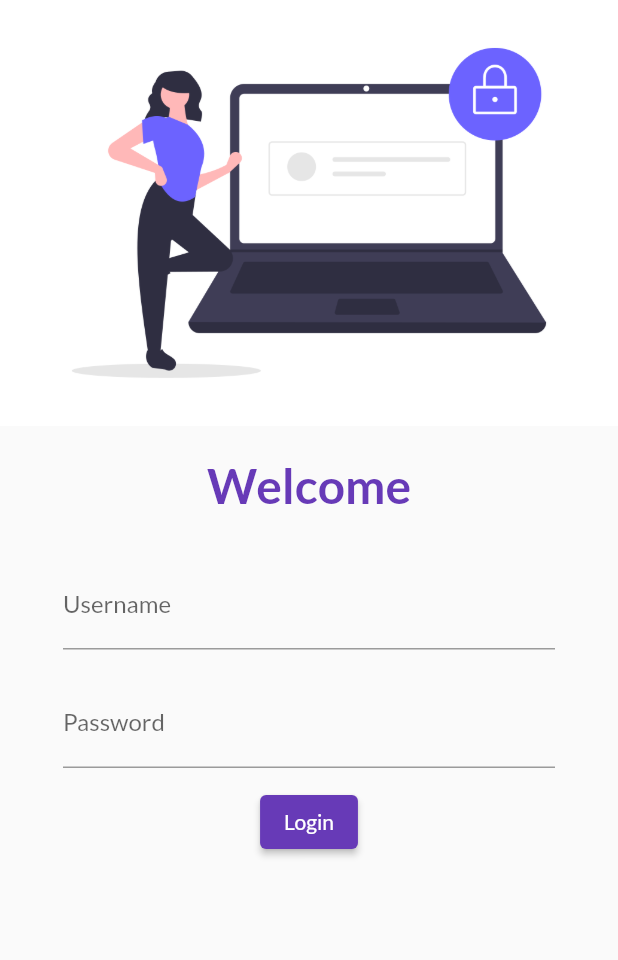
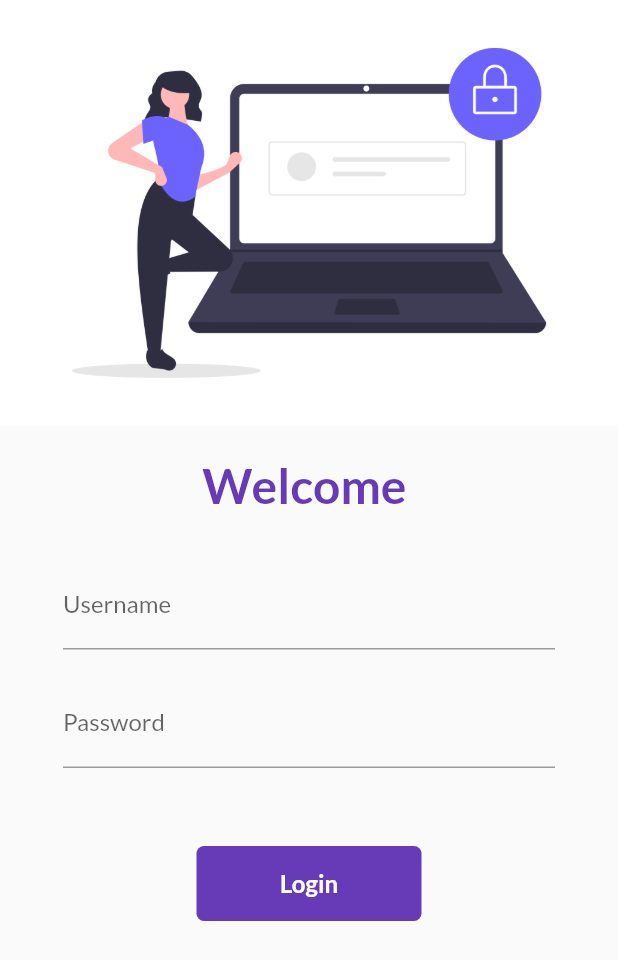
Before and after one commit to saroj-itexpert/30DaysofFlutter, a Flutter app: the screen it shows after launch, on a phone screen of 412 x 824 dp. Shown: the top 960 px of the screen. Run offline on Flutter 3.47's test engine with Material 2 defaults, Android fonts, the phone set to English and light mode, and no system bars; our stand-ins replace google_fonts.

Commit message:
First week

```diff
--- a/lib/loginpage.dart
+++ /dev/null
@@ -1,55 +0,0 @@
-import 'package:flutter/material.dart';
-
-class LoginPage extends StatelessWidget {
-  @override
-  Widget build(BuildContext context) {
-    return Material(
-      child: Column(
-        children: [
-          Image.asset(
-            "assets/images/login.png",
-            fit: BoxFit.cover,
-          ),
-          SizedBox(
-            height: 20.0,
-          ),
-          Text(
-            "Welcome",
-            style: TextStyle(
-                color: Colors.deepPurple,
-                fontSize: 32.0,
-                fontWeight: FontWeight.bold),
-          ),
-          SizedBox(
-            height: 20.0,
-          ),
-          Padding(
-            padding:
-                const EdgeInsets.symmetric(horizontal: 42.0, vertical: 12.0),
-            child: Column(
-              children: [
-                TextFormField(
-                  decoration: InputDecoration(
-                      hintText: "Enter Your Username", labelText: "Username"),
-                ),
-                SizedBox(
-                  height: 20.0,
-                ),
-                TextFormField(
-                  obscureText: true,
-                  decoration: InputDecoration(
-                      hintText: "Enter your password", labelText: "Password"),
-                ),
-              ],
-            ),
-          ),
-          ElevatedButton(
-            onPressed: () {},
-            child: Text("Login"),
-            style: TextButton.styleFrom(),
-          )
-        ],
-      ),
-    );
-  }
-}
--- a/lib/main.dart
+++ b/lib/main.dart
@@ -1,7 +1,6 @@
-import 'dart:js';
-
-import 'package:catalog_app/homepage.dart';
-import 'package:catalog_app/loginpage.dart';
+import 'package:catalog_app/pages/homepage.dart';
+import 'package:catalog_app/pages/loginpage.dart';
+import 'package:catalog_app/utils/routes.dart';
 import 'package:flutter/material.dart';
 import 'package:google_fonts/google_fonts.dart';
 
@@ -14,11 +13,11 @@ void main() => runApp(
         ),
         debugShowCheckedModeBanner: false,
         title: "Catalog App",
-        initialRoute: "/",
+        initialRoute: MyRoute.loginRoute,
         routes: {
           "/": (context) => LoginPage(),
-          "/home": (context) => HomePage(),
-          "/login": (context) => LoginPage(),
+          MyRoute.homeRoute: (context) => HomePage(),
+          MyRoute.loginRoute: (context) => LoginPage(),
         },
       ),
     );
--- a/lib/homepage.dart
+++ b/lib/pages/homepage.dart
@@ -3,9 +3,9 @@ import 'package:flutter/material.dart';
 class HomePage extends StatelessWidget {
   @override
   Widget build(BuildContext context) {
-    return Material(
-      child: Column(
-        children: [Text("Welcome to the homepage")],
+    return Scaffold(
+      appBar: AppBar(
+        title: Text("HomePage"),
       ),
     );
   }
--- /dev/null
+++ b/lib/pages/loginpage.dart
@@ -0,0 +1,115 @@
+import 'package:catalog_app/utils/routes.dart';
+import 'package:flutter/material.dart';
+
+class LoginPage extends StatefulWidget {
+  @override
+  _LoginPageState createState() => _LoginPageState();
+}
+
+class _LoginPageState extends State<LoginPage> {
+  String name = "";
+  bool changeButton = false;
+  @override
+  Widget build(BuildContext context) {
+    return Material(
+      child: SingleChildScrollView(
+        child: Column(
+          children: [
+            Image.asset(
+              "assets/images/login.png",
+              fit: BoxFit.cover,
+            ),
+            SizedBox(
+              height: 20.0,
+            ),
+            Text(
+              "Welcome $name",
+              style: TextStyle(
+                  color: Colors.deepPurple,
+                  fontSize: 32.0,
+                  fontWeight: FontWeight.bold),
+            ),
+            SizedBox(
+              height: 20.0,
+            ),
+            Padding(
+              padding:
+                  const EdgeInsets.symmetric(horizontal: 42.0, vertical: 12.0),
+              child: Column(
+                children: [
+                  TextFormField(
+                    onChanged: (value) {
+                      setState(() {
+                        name = value;
+                      });
+                    },
+                    decoration: InputDecoration(
+                        hintText: "Enter Your Username", labelText: "Username"),
+                  ),
+                  SizedBox(
+                    height: 20.0,
+                  ),
+                  TextFormField(
+                    obscureText: true,
+                    decoration: InputDecoration(
+                        hintText: "Enter your password", labelText: "Password"),
+                  ),
+                ],
+              ),
+            ),
+            SizedBox(
+              height: 40.0,
+            ),
+
+            InkWell(
+              onTap: () async {
+                setState(() {
+                  changeButton = true;
+                });
+                await Future.delayed(Duration(seconds: 1));
+                Navigator.pushNamed(context, MyRoute.homeRoute);
+              },
+              child: AnimatedContainer(
+                duration: Duration(seconds: 1),
+                decoration: BoxDecoration(
+                  color: Colors.deepPurple,
+                  borderRadius:
+                      BorderRadius.circular(changeButton ? 50.0 : 5.0),
+                ),
+                height: 50.0,
+                width: changeButton ? 50.0 : 150.0,
+                alignment: Alignment.center,
+                child: changeButton
+                    ? Icon(
+                        Icons.done,
+                        color: Colors.lightGreenAccent,
+                        size: 36.0,
+                      )
+                    : Text(
+                        "Login",
+                        style: TextStyle(
+                          color: Colors.white,
+                          fontWeight: FontWeight.bold,
+                          fontSize: 16.0,
+                        ),
+                      ),
+              ),
+            ),
+            // ElevatedButton(
+            //   onPressed: () {
+            //     Navigator.pushNamed(
+            //       context,
+            //       MyRoute.homeRoute,
+            //     );
+            //   },
+            //   child: Text("Login"),
+            //   style: TextButton.styleFrom(
+            //     minimumSize: Size(150, 60),
+            //   ),
+            // ),
+          ],
+        ),
+      ),
+    );
+  }
+}
--- /dev/null
+++ b/lib/utils/routes.dart
@@ -0,0 +1,4 @@
+class MyRoute {
+  static final String loginRoute = "/login";
+  static final String homeRoute = "/home";
+}
```
